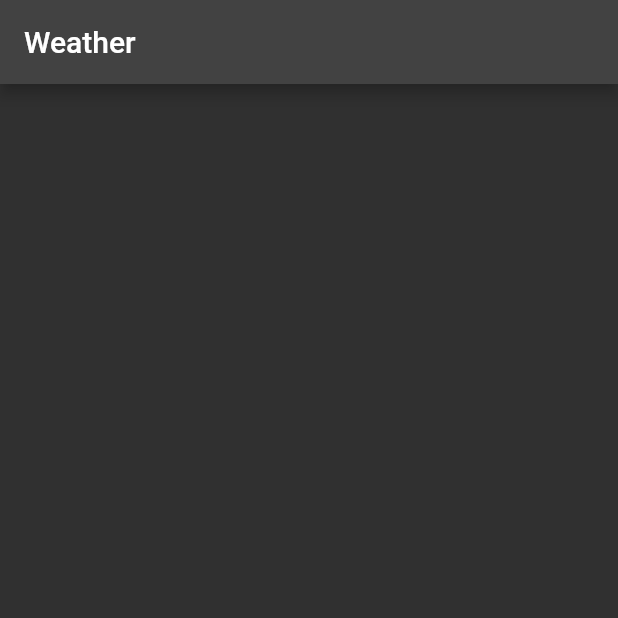
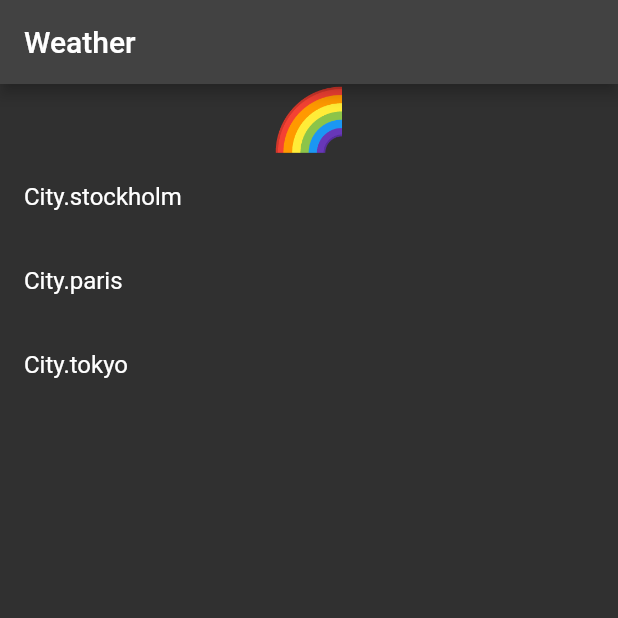
Before and after one commit to shakeelahammedabdulla/riverpodweatherstates, a Flutter app: the screen it shows after launch, on a phone screen of 412 x 824 dp, the top half of it. Run offline on Flutter 3.47's test engine with Material 2 defaults, Android fonts, the phone set to English and light mode, and no system bars; our stand-ins replace hooks_riverpod.

Commit message:
the refresh ui updated

```diff
--- a/lib/main.dart
+++ b/lib/main.dart
@@ -33,7 +33,7 @@ typedef WeatherEmoji = String;
 
 Future<WeatherEmoji> getWeather(City city) {
   return Future.delayed(
-      const Duration(seconds: 1),
+      const Duration(milliseconds: 500),
       () => {
             City.stockholm: '❄️',
             City.paris: '🌧️',
@@ -73,20 +73,32 @@ class HomePage extends ConsumerWidget {
       ),
       body: Column(
         children: [
+          currentWeather.when(
+            data: (data) => Text(
+              data,
+              style: const TextStyle(
+                fontSize: 40
+              ),
+            ),
+            error: (_, __) => const Text('Error 🌞'),
+            loading: () => const Padding(
+              padding: EdgeInsets.all(8.0),
+              child: CircularProgressIndicator(),
+            ),
+            ),
           Expanded(
             child: ListView.builder(
               itemCount: City.values.length,
               itemBuilder: (context, index) {
                 final city = City.values[index];
-            final isSelected = city == ref.watch(currentCityProvider).state,
+                final selectedCity = ref.watch(currentCityProvider.notifier).state;
+                final isSelected = city == selectedCity;
                 return ListTile(
                   title: Text(city.toString()),
                   trailing: isSelected ? const Icon(Icons.check) : null,
                   onTap: () {
-                ref.read(
-                  currentCityProvider
-                  )
-                  .state = city,
+                    ref.read(currentCityProvider.notifier).state =
+                        city; // Use .notifier here
                   },
                 );
               },
@@ -95,6 +107,5 @@ class HomePage extends ConsumerWidget {
         ],
       ),
     );
-
   }
 }
```
Lines whose indentation alone changed are shown as unchanged.
